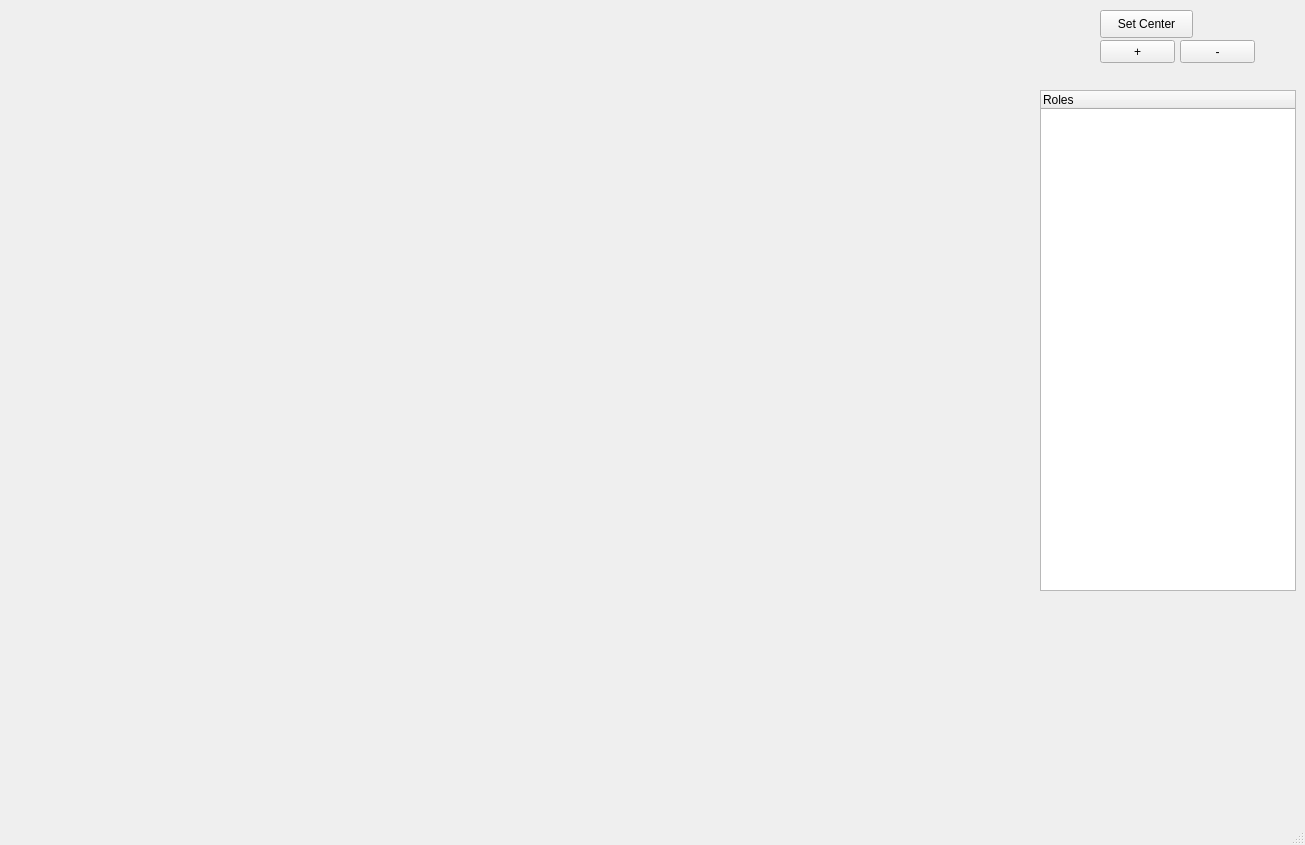
First picture: the form in catiz.ui, repository aitorfacio/CATIZMockup, before the edit.
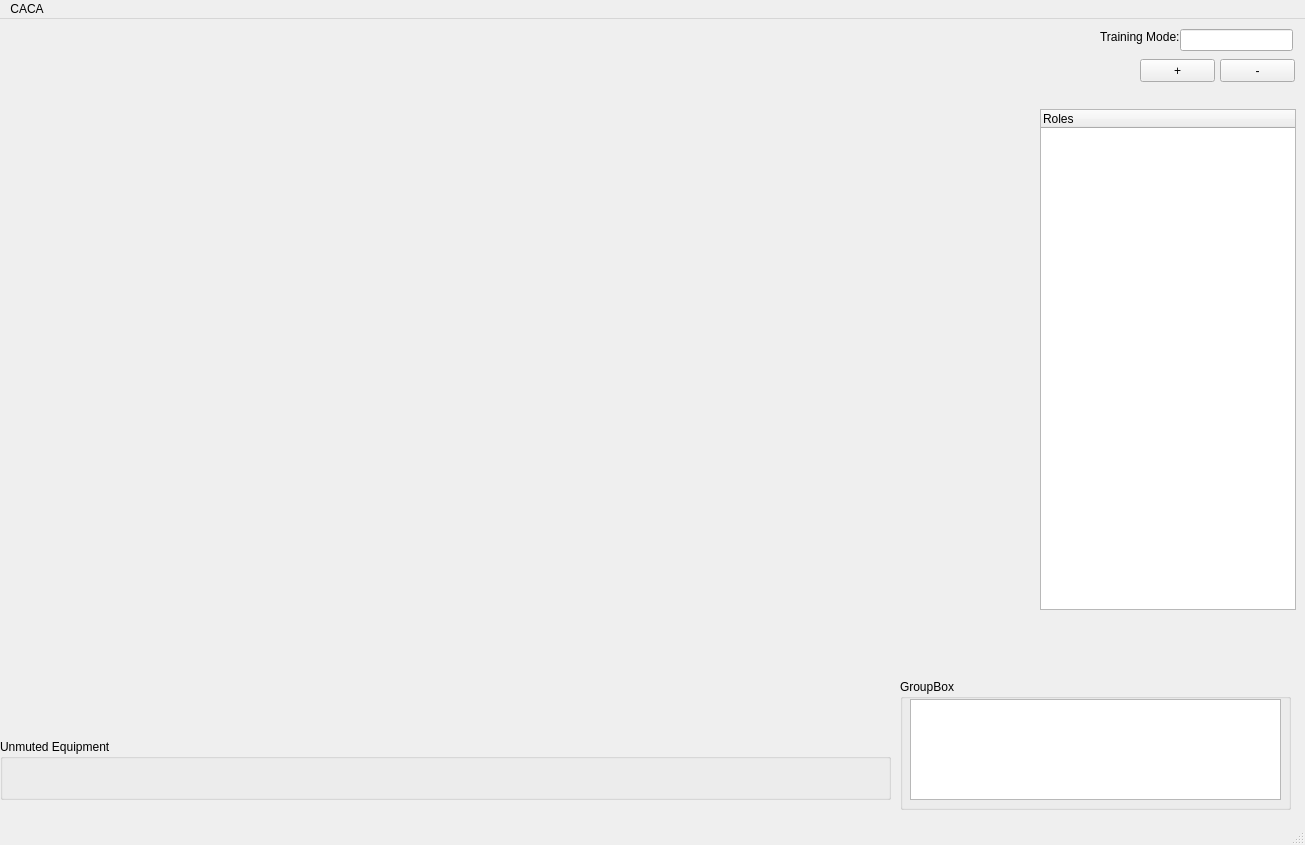
Second picture: the form after the edit.

```diff
--- a/catiz.ui
+++ b/catiz.ui
@@ -17,7 +17,7 @@
    <widget class="QPushButton" name="zoom_in">
     <property name="geometry">
      <rect>
-      <x>1100</x>
+      <x>1140</x>
       <y>40</y>
       <width>75</width>
       <height>23</height>
@@ -30,7 +30,7 @@
    <widget class="QPushButton" name="zoom_out">
     <property name="geometry">
      <rect>
-      <x>1180</x>
+      <x>1220</x>
       <y>40</y>
       <width>75</width>
       <height>23</height>
@@ -51,19 +51,6 @@
     </property>
     <layout class="QGridLayout" name="gridLayout"/>
    </widget>
-   <widget class="QPushButton" name="set_center">
-    <property name="geometry">
-     <rect>
-      <x>1100</x>
-      <y>10</y>
-      <width>93</width>
-      <height>28</height>
-     </rect>
-    </property>
-    <property name="text">
-     <string>Set Center</string>
-    </property>
-   </widget>
    <widget class="QTreeWidget" name="roles">
     <property name="geometry">
      <rect>
@@ -79,6 +66,76 @@
      </property>
     </column>
    </widget>
+   <widget class="QLabel" name="label">
+    <property name="geometry">
+     <rect>
+      <x>1100</x>
+      <y>10</y>
+      <width>81</width>
+      <height>16</height>
+     </rect>
+    </property>
+    <property name="text">
+     <string>Training Mode:</string>
+    </property>
+   </widget>
+   <widget class="QLineEdit" name="tranining_mode">
+    <property name="geometry">
+     <rect>
+      <x>1180</x>
+      <y>10</y>
+      <width>113</width>
+      <height>22</height>
+     </rect>
+    </property>
+   </widget>
+   <widget class="QGroupBox" name="groupBox">
+    <property name="geometry">
+     <rect>
+      <x>0</x>
+      <y>720</y>
+      <width>891</width>
+      <height>61</height>
+     </rect>
+    </property>
+    <property name="title">
+     <string>Unmuted Equipment</string>
+    </property>
+    <widget class="QWidget" name="gridLayoutWidget_2">
+     <property name="geometry">
+      <rect>
+       <x>10</x>
+       <y>10</y>
+       <width>881</width>
+       <height>51</height>
+      </rect>
+     </property>
+     <layout class="QGridLayout" name="equipment_status"/>
+    </widget>
+   </widget>
+   <widget class="QGroupBox" name="groupBox_2">
+    <property name="geometry">
+     <rect>
+      <x>900</x>
+      <y>660</y>
+      <width>391</width>
+      <height>131</height>
+     </rect>
+    </property>
+    <property name="title">
+     <string>GroupBox</string>
+    </property>
+    <widget class="QTextEdit" name="alerts">
+     <property name="geometry">
+      <rect>
+       <x>10</x>
+       <y>20</y>
+       <width>371</width>
+       <height>101</height>
+      </rect>
+     </property>
+    </widget>
+   </widget>
   </widget>
   <widget class="QMenuBar" name="menubar">
    <property name="geometry">
@@ -89,6 +146,12 @@
      <height>26</height>
     </rect>
    </property>
+   <widget class="QMenu" name="menuCACA">
+    <property name="title">
+     <string>CACA</string>
+    </property>
+   </widget>
+   <addaction name="menuCACA"/>
   </widget>
   <widget class="QStatusBar" name="statusbar"/>
  </widget>
```
